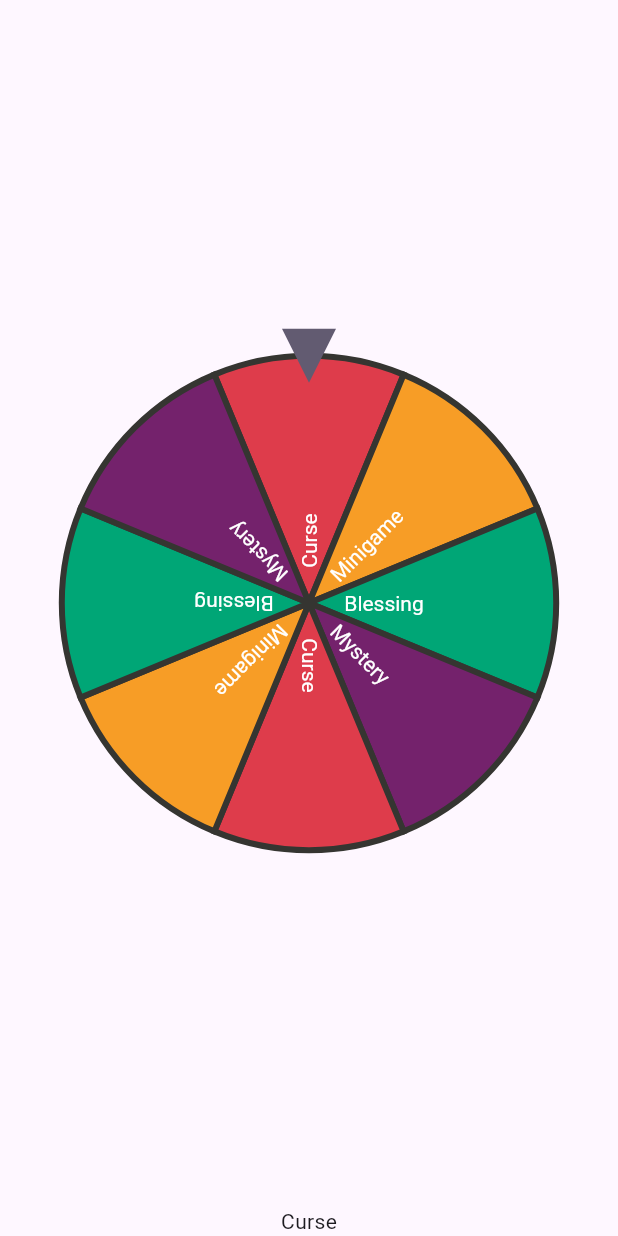
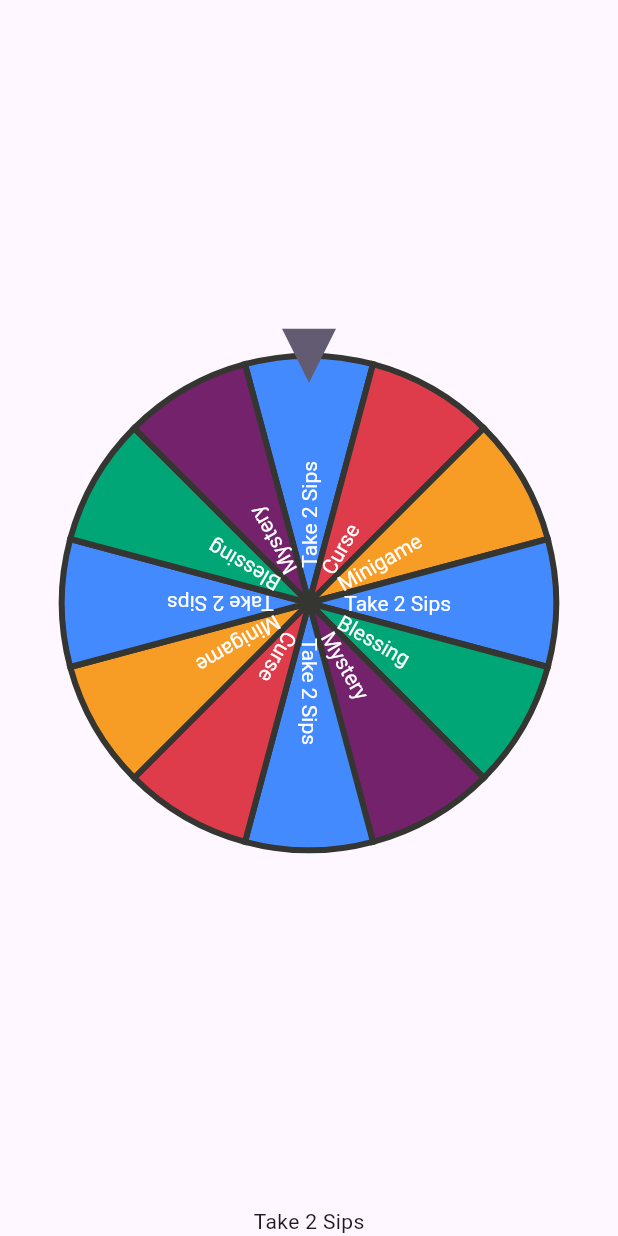
Before and after one commit to AhmetCanerTat/Really-Drunk, a Flutter app: the Wheel widget shown alone on an empty page, opened directly with empty values, on a phone screen of 412 x 824 dp. Run offline on Flutter 3.47's test engine with Material 3 defaults, Android fonts, the phone set to English and light mode, and no system bars; drawn by our look-alikes of flutter_fortune_wheel; our stand-ins replace circular_countdown_timer; missing offline and left inert: dart:ffi.

Commit message:
take sip

```diff
--- a/lib/widgets/wheel.dart
+++ b/lib/widgets/wheel.dart
@@ -60,11 +60,17 @@ class _WheelState extends State<Wheel> {
     library.addMysteries();
     final items = <Item>[
       Item()
+        ..text = "Take 2 Sips"
+        ..color = Colors.blueAccent,
+      Item()
         ..text = "Curse"
         ..color = const Color(0XFFDE3C4B),
       Item()
         ..text = "Minigame"
         ..color = const Color(0XFFF79D26),
+      Item()
+        ..text = "Take 2 Sips"
+        ..color = Colors.blueAccent,
       Item()
         ..text = "Blessing"
         ..color = const Color(0XFF00A676),
@@ -72,11 +78,17 @@ class _WheelState extends State<Wheel> {
         ..text = "Mystery"
         ..color = const Color(0XFF74226C),
       Item()
+        ..text = "Take 2 Sips"
+        ..color = Colors.blueAccent,
+      Item()
         ..text = "Curse"
         ..color = const Color(0XFFDE3C4B),
       Item()
         ..text = "Minigame"
         ..color = const Color(0XFFF79D26),
+      Item()
+        ..text = "Take 2 Sips"
+        ..color = Colors.blueAccent,
       Item()
         ..text = "Blessing"
         ..color = const Color(0XFF00A676),
```
